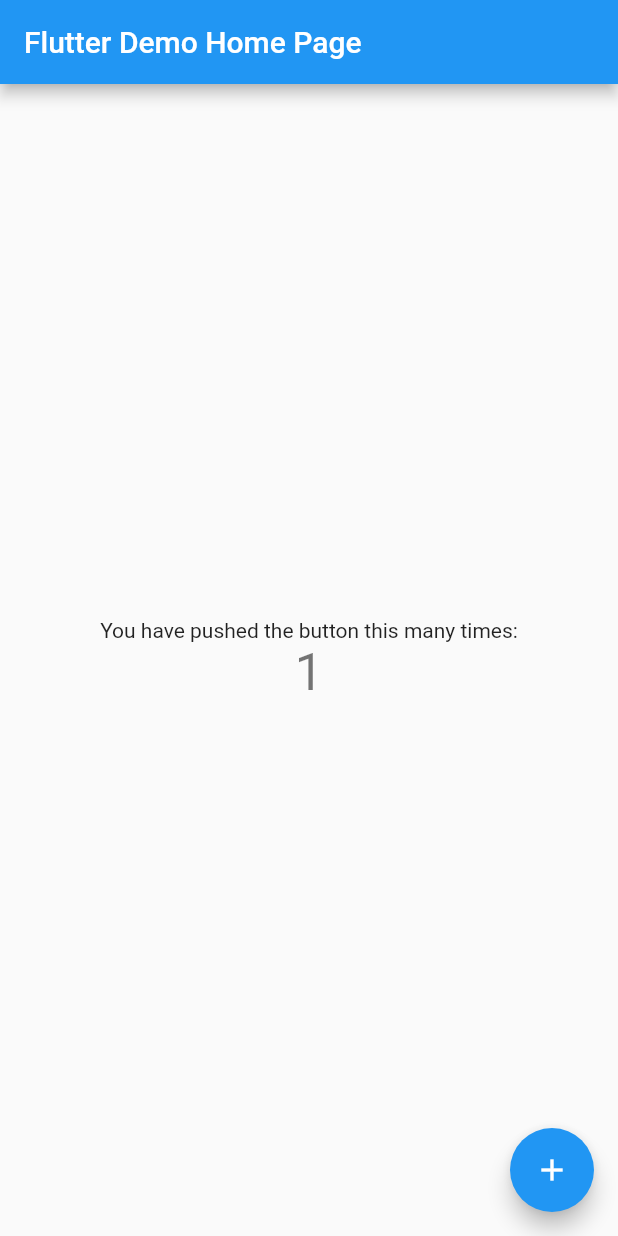
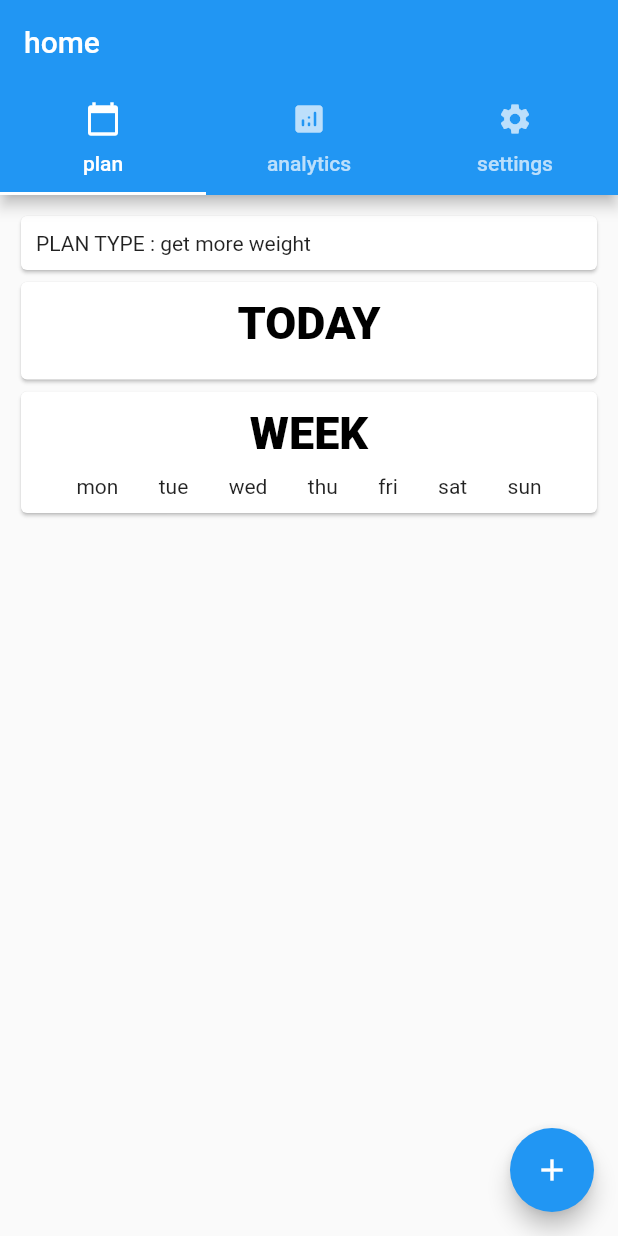
Before and after one commit to bunkan-rudeanalyst/training_scheduler, a Flutter app: the screen it shows after launch, after a tap on the "add" icon, on a phone screen of 412 x 824 dp. Run offline on Flutter 3.47's test engine with Material 2 defaults, Android fonts, the phone set to English and light mode, and no system bars.

Commit message:
update top page, add tab

```diff
--- /dev/null
+++ b/lib/font/font.dart
@@ -0,0 +1,7 @@
+import 'package:flutter/material.dart';
+
+TextStyle titleFont =
+    TextStyle(fontSize: 60, fontWeight: FontWeight.w800, color: Colors.black54);
+
+TextStyle subTitle =
+    TextStyle(fontSize: 30, fontWeight: FontWeight.w800, color: Colors.black);
--- a/lib/main.dart
+++ b/lib/main.dart
@@ -1,4 +1,11 @@
 import 'package:flutter/material.dart';
+import 'dart:async';
+
+//pages
+import 'pages/home.dart';
+
+//font
+import 'font/font.dart';
 
 void main() {
   runApp(MyApp());
@@ -11,103 +18,38 @@
     return MaterialApp(
       title: 'Flutter Demo',
       theme: ThemeData(
-        // This is the theme of your application.
-        //
-        // Try running your application with "flutter run". You'll see the
-        // application has a blue toolbar. Then, without quitting the app, try
-        // changing the primarySwatch below to Colors.green and then invoke
-        // "hot reload" (press "r" in the console where you ran "flutter run",
-        // or simply save your changes to "hot reload" in a Flutter IDE).
-        // Notice that the counter didn't reset back to zero; the application
-        // is not restarted.
         primarySwatch: Colors.blue,
       ),
-      home: MyHomePage(title: 'Flutter Demo Home Page'),
+      routes: {"/": (context) => TopPage(), "/home": (context) => Home()},
+      initialRoute: "/",
     );
   }
 }
 
-class MyHomePage extends StatefulWidget {
-  MyHomePage({Key key, this.title}) : super(key: key);
-
-  // This widget is the home page of your application. It is stateful, meaning
-  // that it has a State object (defined below) that contains fields that affect
-  // how it looks.
-
-  // This class is the configuration for the state. It holds the values (in this
-  // case the title) provided by the parent (in this case the App widget) and
-  // used by the build method of the State. Fields in a Widget subclass are
-  // always marked "final".
-
-  final String title;
-
+class TopPage extends StatefulWidget {
   @override
-  _MyHomePageState createState() => _MyHomePageState();
+  _TopPageState createState() => _TopPageState();
 }
 
-class _MyHomePageState extends State<MyHomePage> {
-  int _counter = 0;
-
-  void _incrementCounter() {
-    setState(() {
-      // This call to setState tells the Flutter framework that something has
-      // changed in this State, which causes it to rerun the build method below
-      // so that the display can reflect the updated values. If we changed
-      // _counter without calling setState(), then the build method would not be
-      // called again, and so nothing would appear to happen.
-      _counter++;
+class _TopPageState extends State<TopPage> {
+  @override
+  void initState() {
+    super.initState();
+    Timer(Duration(seconds: 3), () {
+      Navigator.of(context).pushReplacementNamed("/home");
     });
   }
 
   @override
   Widget build(BuildContext context) {
-    // This method is rerun every time setState is called, for instance as done
-    // by the _incrementCounter method above.
-    //
-    // The Flutter framework has been optimized to make rerunning build methods
-    // fast, so that you can just rebuild anything that needs updating rather
-    // than having to individually change instances of widgets.
     return Scaffold(
-      appBar: AppBar(
-        // Here we take the value from the MyHomePage object that was created by
-        // the App.build method, and use it to set our appbar title.
-        title: Text(widget.title),
-      ),
       body: Center(
-        // Center is a layout widget. It takes a single child and positions it
-        // in the middle of the parent.
-        child: Column(
-          // Column is also a layout widget. It takes a list of children and
-          // arranges them vertically. By default, it sizes itself to fit its
-          // children horizontally, and tries to be as tall as its parent.
-          //
-          // Invoke "debug painting" (press "p" in the console, choose the
-          // "Toggle Debug Paint" action from the Flutter Inspector in Android
-          // Studio, or the "Toggle Debug Paint" command in Visual Studio Code)
-          // to see the wireframe for each widget.
-          //
-          // Column has various properties to control how it sizes itself and
-          // how it positions its children. Here we use mainAxisAlignment to
-          // center the children vertically; the main axis here is the vertical
-          // axis because Columns are vertical (the cross axis would be
-          // horizontal).
-          mainAxisAlignment: MainAxisAlignment.center,
-          children: <Widget>[
-            Text(
-              'You have pushed the button this many times:',
-            ),
-            Text(
-              '$_counter',
-              style: Theme.of(context).textTheme.headline4,
-            ),
-          ],
+        child: Text(
+          "Training Scheduler",
+          textAlign: TextAlign.center,
+          style: titleFont,
         ),
       ),
-      floatingActionButton: FloatingActionButton(
-        onPressed: _incrementCounter,
-        tooltip: 'Increment',
-        child: Icon(Icons.add),
-      ), // This trailing comma makes auto-formatting nicer for build methods.
     );
   }
 }
--- /dev/null
+++ b/lib/pages/home.dart
@@ -0,0 +1,51 @@
+import 'package:flutter/material.dart';
+
+//tabs
+import '../tabs/plan.dart';
+
+class Home extends StatefulWidget {
+  @override
+  _HomeState createState() => _HomeState();
+}
+
+class _HomeState extends State<Home> {
+  @override
+  Widget build(BuildContext context) {
+    return DefaultTabController(
+      length: 3,
+      child: Scaffold(
+        appBar: AppBar(
+          title: Text("home"),
+          bottom: TabBar(
+            tabs: [
+              Tab(
+                text: "plan",
+                icon: Icon(Icons.calendar_today),
+              ),
+              Tab(
+                text: "analytics",
+                icon: Icon(Icons.analytics_rounded),
+              ),
+              Tab(
+                text: "settings",
+                icon: Icon(Icons.settings),
+              ),
+            ],
+          ),
+        ),
+        body: TabBarView(
+          children: [
+            // Text("plan"),
+            Plan(),
+            Text("analytics"),
+            Text("settings"),
+          ],
+        ),
+        floatingActionButton: FloatingActionButton(
+          child: Icon(Icons.add),
+          onPressed: () {},
+        ),
+      ),
+    );
+  }
+}
--- /dev/null
+++ b/lib/tabs/plan.dart
@@ -0,0 +1,101 @@
+// import 'dart:html';
+
+import 'package:flutter/material.dart';
+import '../font/font.dart';
+
+class Plan extends StatefulWidget {
+  @override
+  _PlanState createState() => _PlanState();
+}
+
+class _PlanState extends State<Plan> {
+  var planType = "get more weight";
+  @override
+  Widget build(BuildContext context) {
+    return Container(
+        padding: EdgeInsets.all(10),
+        child: ListView(
+          children: [
+            Card(
+              child: Container(
+                child: Text("PLAN TYPE : $planType"),
+                padding: EdgeInsets.all(10),
+              ),
+            ),
+            Card(
+              child: Container(
+                child: Column(
+                  children: [
+                    Container(
+                      child: Text(
+                        "TODAY",
+                        style: subTitle,
+                      ),
+                      margin: EdgeInsets.only(bottom: 10),
+                    )
+                  ],
+                ),
+                padding: EdgeInsets.all(10),
+              ),
+            ),
+            Card(
+              child: Container(
+                  padding: EdgeInsets.all(10),
+                  child: Column(
+                    children: [
+                      Container(
+                        child: Text(
+                          "WEEK",
+                          style: subTitle,
+                        ),
+                        margin: EdgeInsets.only(bottom: 10),
+                      ),
+                      Row(
+                        mainAxisAlignment: MainAxisAlignment.spaceEvenly,
+                        children: [
+                          CircleButton(
+                            title: Text("mon"),
+                          ),
+                          CircleButton(
+                            title: Text("tue"),
+                          ),
+                          CircleButton(
+                            title: Text("wed"),
+                          ),
+                          CircleButton(
+                            title: Text("thu"),
+                          ),
+                          CircleButton(
+                            title: Text("fri"),
+                          ),
+                          CircleButton(
+                            title: Text("sat"),
+                          ),
+                          CircleButton(
+                            title: Text("sun"),
+                          ),
+                        ],
+                      ),
+                    ],
+                  )),
+            ),
+          ],
+        ));
+  }
+}
+
+class CircleButton extends StatelessWidget {
+  final Text title;
+
+  CircleButton({Key key, this.title}) : super(key: key);
+
+  @override
+  Widget build(BuildContext context) {
+    return GestureDetector(
+      child: title,
+      onTap: () {
+        print(title);
+      },
+    );
+  }
+}
```
Also changed, not shown: 3 other files.
